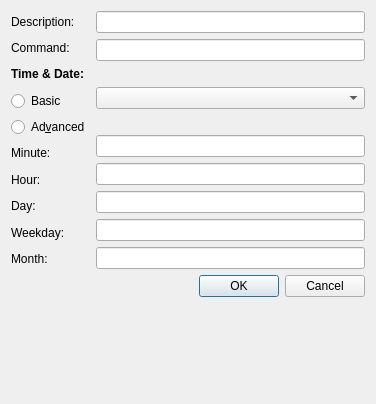
This is src/taskdialog.ui in loimu/zeit as Qt 5 draws it before an edit. The edited form follows.
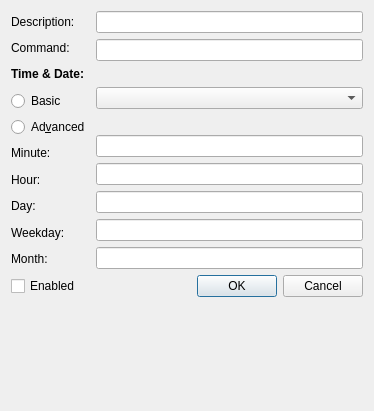
This is the edited form.

Commit message: zeit: add possibility to enable and disable tasks through TaskDialog

```diff
--- a/src/taskdialog.ui
+++ b/src/taskdialog.ui
@@ -6,8 +6,8 @@
    <rect>
     <x>0</x>
     <y>0</y>
-    <width>376</width>
-    <height>404</height>
+    <width>374</width>
+    <height>411</height>
    </rect>
   </property>
   <property name="windowTitle">
@@ -149,6 +149,15 @@
     </layout>
    </item>
    <item>
+    <layout class="QHBoxLayout" name="horizontalLayout_2">
+     <item>
+      <widget class="QCheckBox" name="enabledCheckBox">
+       <property name="text">
+        <string>Enabled</string>
+       </property>
+      </widget>
+     </item>
+     <item>
     <widget class="QDialogButtonBox" name="buttonBox">
      <property name="orientation">
       <enum>Qt::Horizontal</enum>
@@ -157,6 +166,8 @@
       <set>QDialogButtonBox::Cancel|QDialogButtonBox::Ok</set>
      </property>
     </widget>
+     </item>
+    </layout>
    </item>
    <item>
     <widget class="QLabel" name="errorLabel">
```
Lines whose indentation alone changed are shown as unchanged. The commit also changes 1 other file.
